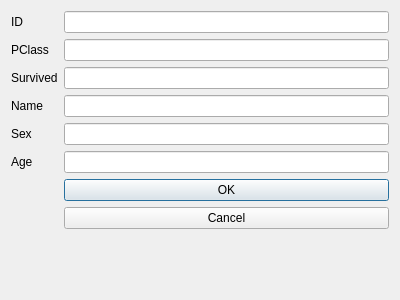
dsba-z/week18cpp2021-modelview, file src/ex_modelview/addrowdialog.ui: the form before one commit.
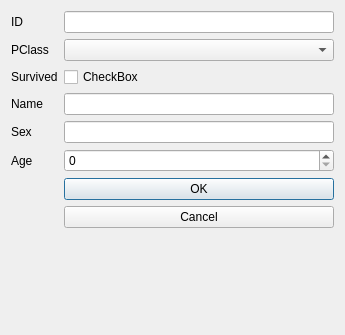
The form after the commit.

Diff of the .ui file:
```diff
--- a/src/ex_modelview/addrowdialog.ui
+++ b/src/ex_modelview/addrowdialog.ui
@@ -6,17 +6,14 @@
    <rect>
     <x>0</x>
     <y>0</y>
-    <width>400</width>
-    <height>300</height>
+    <width>345</width>
+    <height>335</height>
    </rect>
   </property>
   <property name="windowTitle">
    <string>Dialog</string>
   </property>
   <layout class="QFormLayout" name="formLayout">
-   <item row="0" column="1">
-    <widget class="QLineEdit" name="IDLineEdit"/>
-   </item>
    <item row="0" column="0">
     <widget class="QLabel" name="IDLabel">
      <property name="text">
@@ -24,14 +21,12 @@
      </property>
     </widget>
    </item>
-   <item row="1" column="1">
-    <widget class="QLineEdit" name="PClassLineEdit"/>
-   </item>
-   <item row="2" column="1">
-    <widget class="QLineEdit" name="survivedLineEdit"/>
-   </item>
-   <item row="3" column="1">
-    <widget class="QLineEdit" name="nameLineEdit"/>
+   <item row="0" column="1">
+    <widget class="QLineEdit" name="IDLineEdit">
+     <property name="text">
+      <string/>
+     </property>
+    </widget>
    </item>
    <item row="1" column="0">
     <widget class="QLabel" name="PClassLabel">
@@ -40,6 +35,13 @@
      </property>
     </widget>
    </item>
+   <item row="1" column="1">
+    <widget class="QComboBox" name="comboBox">
+     <property name="maxVisibleItems">
+      <number>3</number>
+     </property>
+    </widget>
+   </item>
    <item row="2" column="0">
     <widget class="QLabel" name="survivedLabel">
      <property name="text">
@@ -47,6 +49,13 @@
      </property>
     </widget>
    </item>
+   <item row="2" column="1">
+    <widget class="QCheckBox" name="checkBox">
+     <property name="text">
+      <string>CheckBox</string>
+     </property>
+    </widget>
+   </item>
    <item row="3" column="0">
     <widget class="QLabel" name="nameLabel">
      <property name="text">
@@ -54,8 +63,18 @@
      </property>
     </widget>
    </item>
-   <item row="5" column="1">
-    <widget class="QLineEdit" name="ageLineEdit"/>
+   <item row="3" column="1">
+    <widget class="QLineEdit" name="nameLineEdit"/>
+   </item>
+   <item row="4" column="0">
+    <widget class="QLabel" name="sexLabel">
+     <property name="text">
+      <string>Sex</string>
+     </property>
+    </widget>
+   </item>
+   <item row="4" column="1">
+    <widget class="QLineEdit" name="sexLineEdit"/>
    </item>
    <item row="5" column="0">
     <widget class="QLabel" name="ageLabel">
@@ -64,6 +83,13 @@
      </property>
     </widget>
    </item>
+   <item row="5" column="1">
+    <widget class="QSpinBox" name="spinBox">
+     <property name="maximum">
+      <number>999</number>
+     </property>
+    </widget>
+   </item>
    <item row="6" column="1">
     <widget class="QPushButton" name="okButton">
      <property name="text">
@@ -78,16 +104,6 @@
      </property>
     </widget>
    </item>
-   <item row="4" column="0">
-    <widget class="QLabel" name="sexLabel">
-     <property name="text">
-      <string>Sex</string>
-     </property>
-    </widget>
-   </item>
-   <item row="4" column="1">
-    <widget class="QLineEdit" name="sexLineEdit"/>
-   </item>
   </layout>
  </widget>
  <resources/>
```
